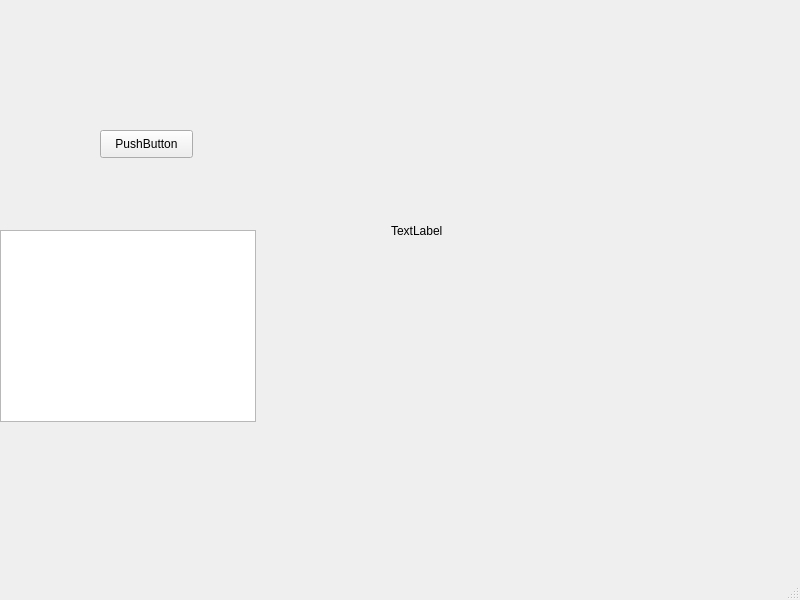
Qt form GUI_Qt/mainwindow.ui (Daikiiii/Procon32_Simulator) before a commit.
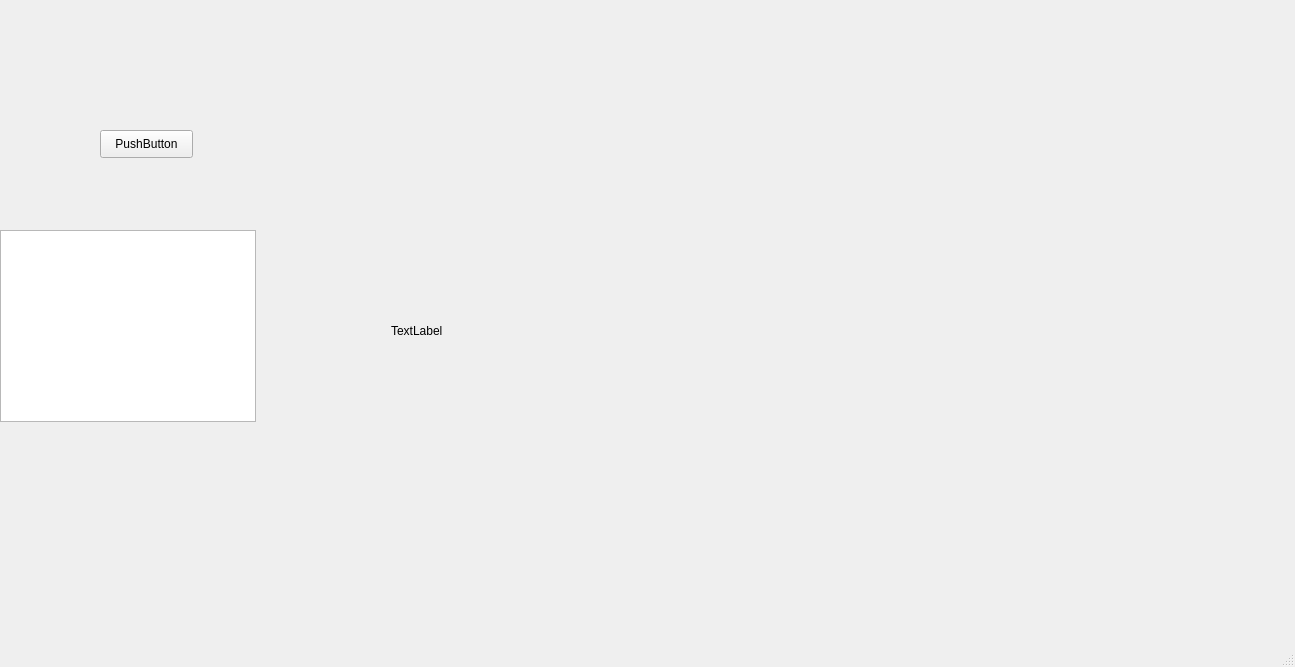
The same form after that commit.

Diff of the .ui file:
```diff
--- a/GUI_Qt/mainwindow.ui
+++ b/GUI_Qt/mainwindow.ui
@@ -6,8 +6,8 @@
    <rect>
     <x>0</x>
     <y>0</y>
-    <width>800</width>
-    <height>600</height>
+    <width>1295</width>
+    <height>667</height>
    </rect>
   </property>
   <property name="windowTitle">
@@ -42,8 +42,8 @@
      <rect>
       <x>391</x>
       <y>60</y>
-      <width>321</width>
-      <height>341</height>
+      <width>871</width>
+      <height>541</height>
      </rect>
     </property>
     <property name="text">
```
Left out of the diff: 2 changed lines with no effect on the pictures.
